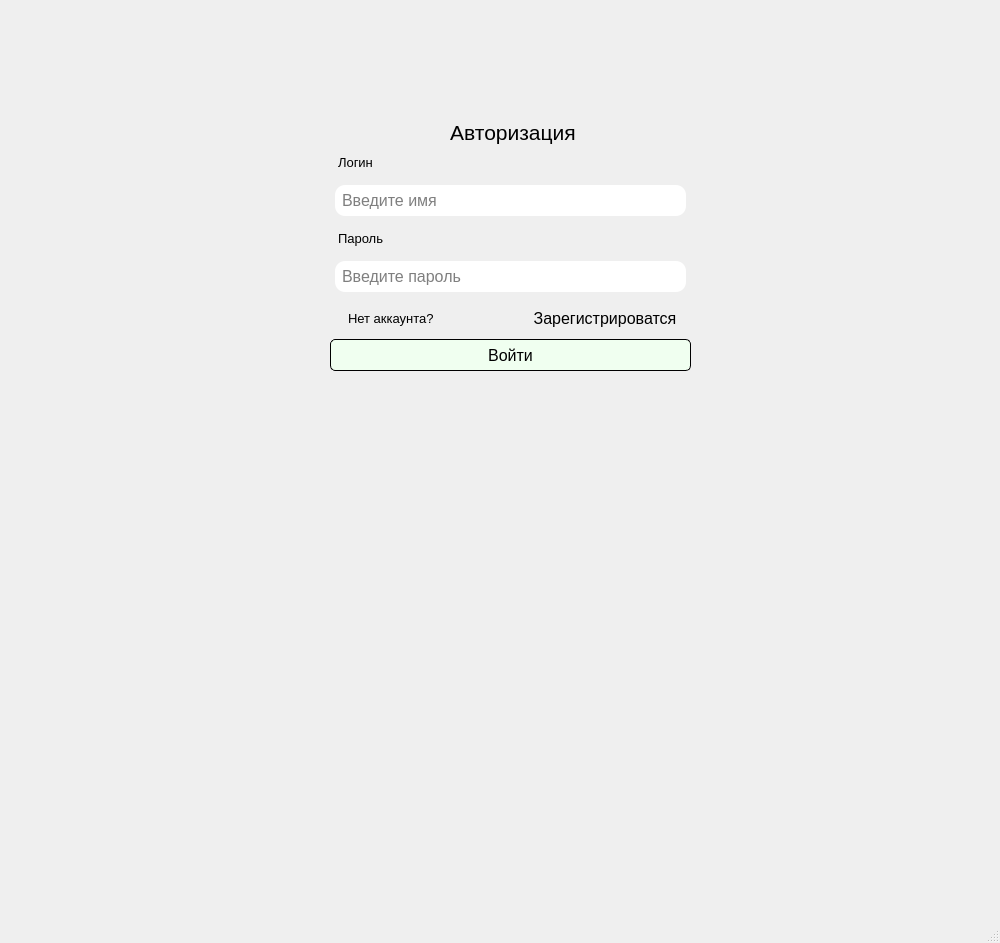
Above: auth_form.ui from Sonelilyn22/Quiz before the change. Below: the same form after it.
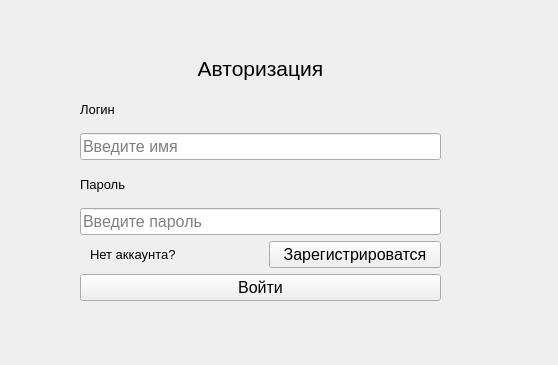
That is the form after the change.

What changed in the file:
```diff
--- a/auth_form.ui
+++ b/auth_form.ui
@@ -1,29 +1,5 @@
 <?xml version="1.0" encoding="UTF-8"?>
 <ui version="4.0">
- <class>MainWindow</class>
- <widget class="QMainWindow" name="MainWindow">
-  <property name="enabled">
-   <bool>true</bool>
-  </property>
-  <property name="geometry">
-   <rect>
-    <x>0</x>
-    <y>0</y>
-    <width>1000</width>
-    <height>943</height>
-   </rect>
-  </property>
-  <property name="maximumSize">
-   <size>
-    <width>1000</width>
-    <height>1000</height>
-   </size>
-  </property>
-  <property name="windowTitle">
-   <string>Quiz</string>
-  </property>
-  <property name="styleSheet">
-   <string notr="true">
 #to_reg_button{
   border:none;
   background-color:none;
@@ -48,21 +24,24 @@
 QLabel{
 	margin-left:5px;
 }
-
-</string>
+ <class>Form</class>
+ <widget class="QWidget" name="Form">
+  <property name="geometry">
+   <rect>
+    <x>0</x>
+    <y>0</y>
+    <width>558</width>
+    <height>365</height>
+   </rect>
   </property>
-  <widget class="QWidget" name="centralwidget">
-   <property name="maximumSize">
-    <size>
-     <width>1000</width>
-     <height>1000</height>
-    </size>
+  <property name="windowTitle">
+   <string>Form</string>
    </property>
    <widget class="QWidget" name="verticalLayoutWidget">
     <property name="geometry">
      <rect>
-      <x>330</x>
-      <y>120</y>
+     <x>80</x>
+     <y>50</y>
       <width>361</width>
       <height>251</height>
      </rect>
@@ -206,18 +185,6 @@
      </item>
     </layout>
    </widget>
-  </widget>
-  <widget class="QMenuBar" name="menubar">
-   <property name="geometry">
-    <rect>
-     <x>0</x>
-     <y>0</y>
-     <width>1000</width>
-     <height>21</height>
-    </rect>
-   </property>
-  </widget>
-  <widget class="QStatusBar" name="statusbar"/>
  </widget>
  <resources/>
  <connections/>
```
Lines whose indentation alone changed are shown as unchanged.
